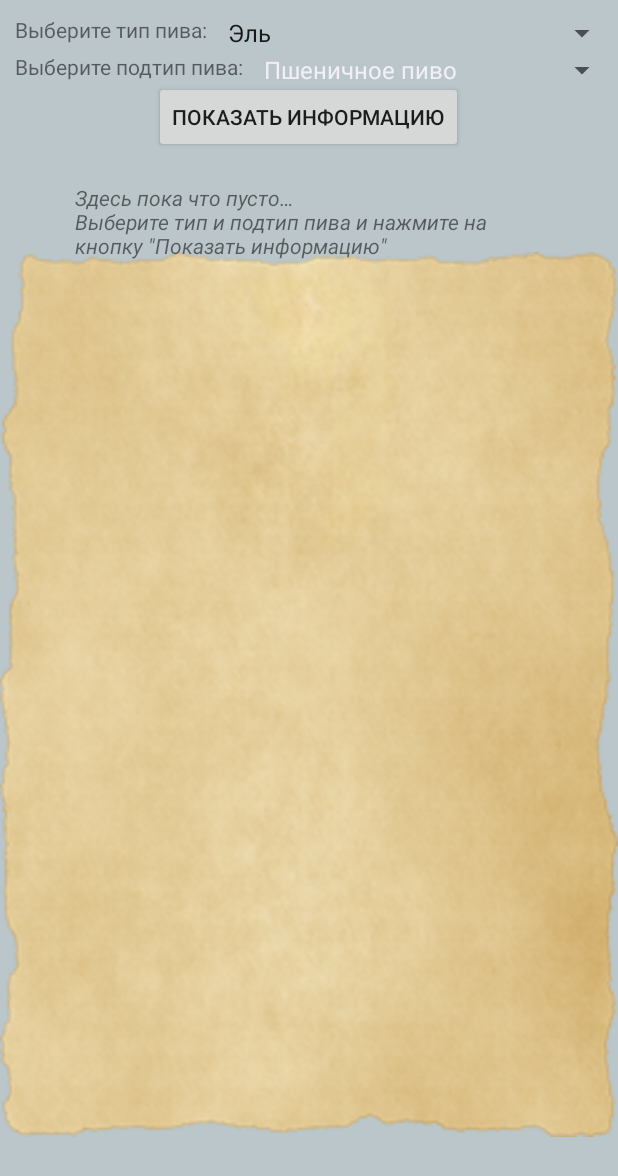
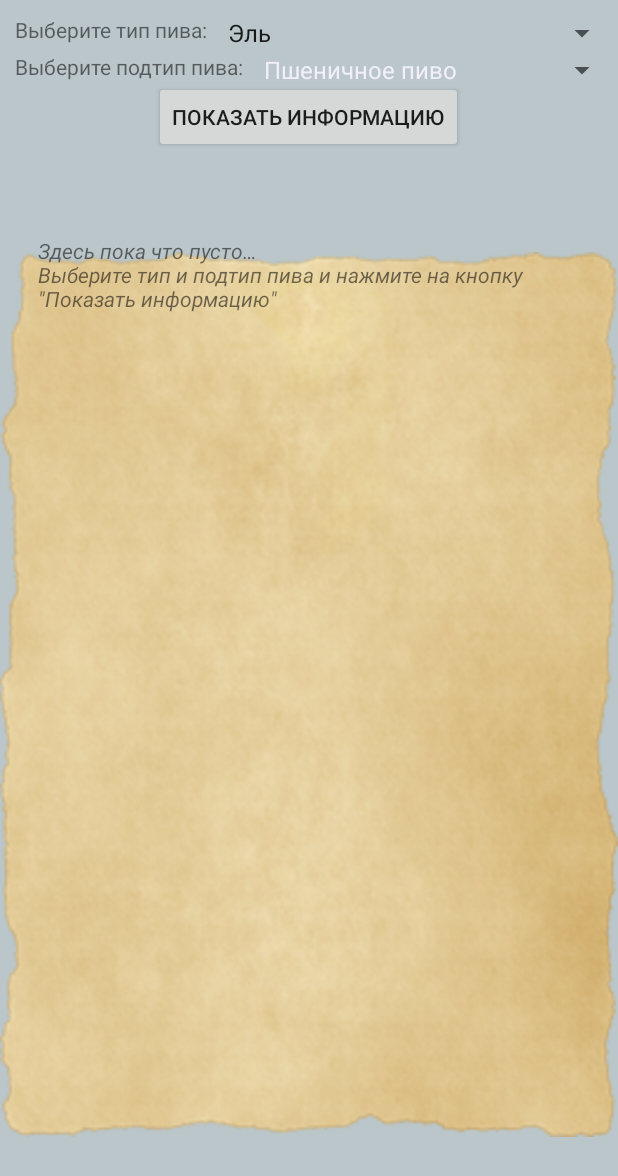
Before and after one commit to sk1ly/KekTestApp, an Android app: the BeerInfoActivity screen opened directly, with no data from a screen before it, on a phone screen of 412 x 824 dp. Shown: the top 1176 px of the screen. Run offline under Robolectric (Android 15) with nearby library versions, the phone set to English and light mode, and no system bars.

Commit message:
FIRSTAPP-006 Поправил разметку BeerInfoActivity

```diff
--- a/app/build.gradle
+++ b/app/build.gradle
@@ -7,7 +7,7 @@ android {
         minSdkVersion 19
         targetSdkVersion 28
         versionCode 1
-        versionName "0.1.0-1"
+        versionName "0.1.0-2"
         testInstrumentationRunner "androidx.test.runner.AndroidJUnitRunner"
     }
     buildTypes {
--- a/app/src/main/res/layout/activity_beer_info.xml
+++ b/app/src/main/res/layout/activity_beer_info.xml
@@ -70,9 +70,9 @@
         android:layout_height="wrap_content"
         android:layout_alignStart="@id/beer_info_paper"
         android:layout_alignTop="@id/beer_info_paper"
-        android:layout_marginStart="50dp"
-        android:layout_marginTop="10dp"
-        android:layout_marginEnd="40dp"
+        android:layout_marginStart="25dp"
+        android:layout_marginTop="45dp"
+        android:layout_marginEnd="25dp"
         android:text="@string/default_beer_info_text_on_paper"
         android:textStyle="italic" />
 
```
Also changed, not shown: 3 other files.
